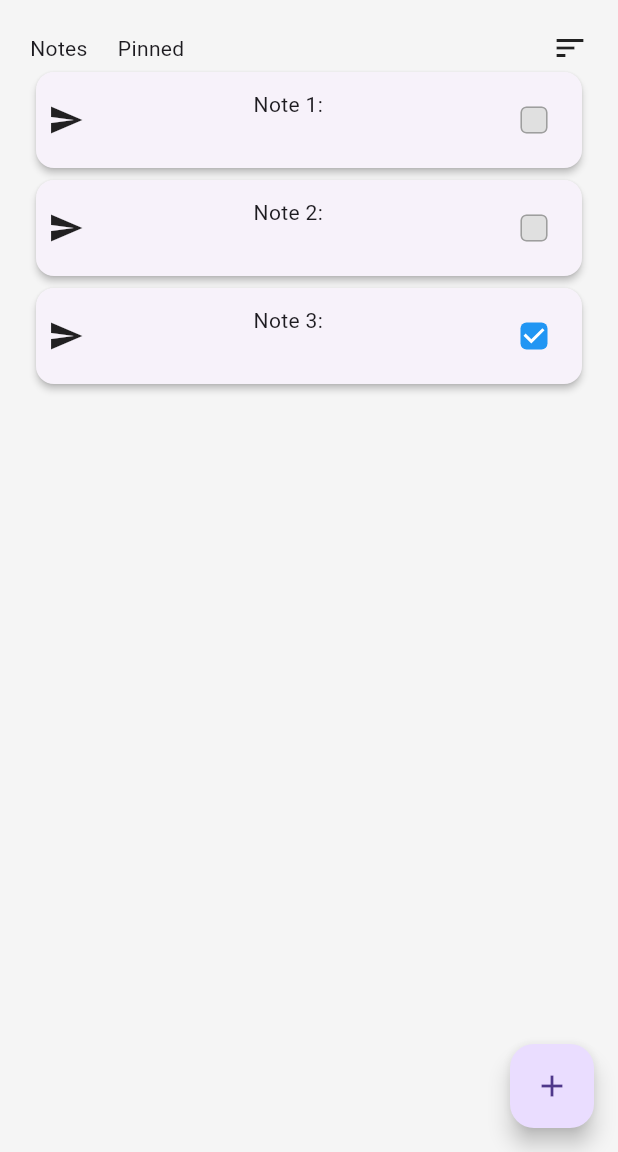
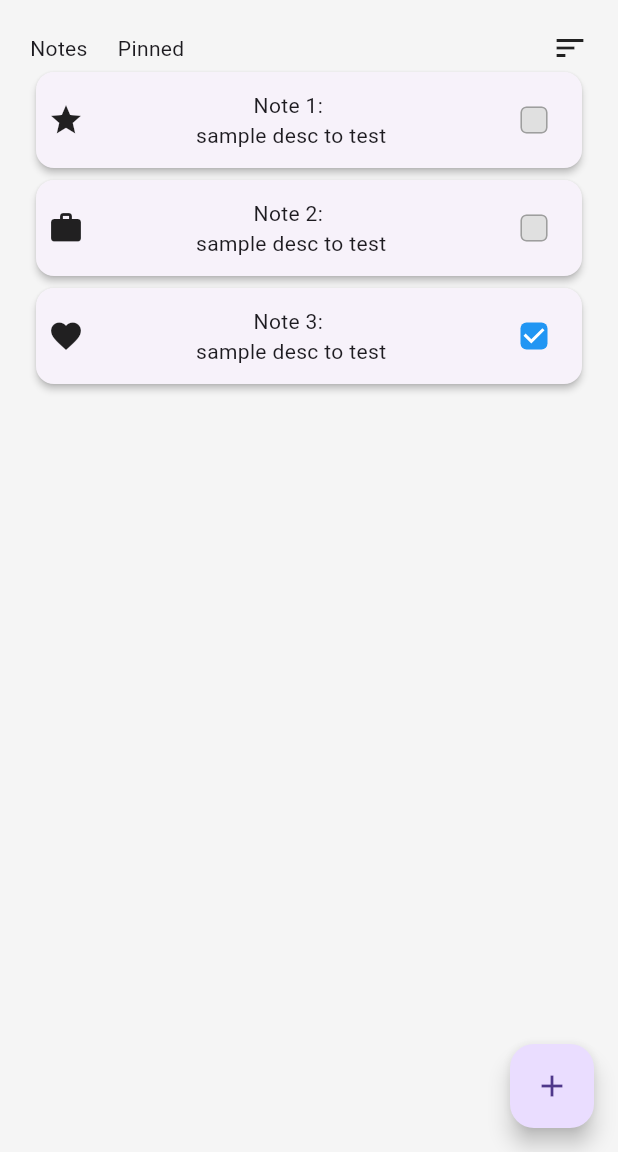
Before and after one commit to Mourad-Dellali/ToDO_List, a Flutter app: the screen it shows after launch, on a phone screen of 412 x 824 dp, the part 84-1236 px from its top. Run offline on Flutter 3.47's test engine with Material 3 defaults, Android fonts, the phone set to English and light mode, and no system bars.

Commit message:
resolved icons changing upon reload

```diff
--- a/lib/common/widgets/todo_tile.dart
+++ b/lib/common/widgets/todo_tile.dart
@@ -1,7 +1,7 @@
 import 'package:demo_todo_list/util/constants/available_icons.dart';
 import 'package:demo_todo_list/util/constants/sizes.dart';
 import 'package:flutter/material.dart';
-import 'dart:math';
+
 
 
 class TodoTile extends StatelessWidget {
@@ -16,17 +16,13 @@ final Function(bool?)? onChanged;
   required this.taskCompleted,
   required this.onChanged,
   this.taskDesc="",
-  this.taskIcon});
+  this.taskIcon,});
 
 
   @override
   Widget build(BuildContext context) {
-    final random = Random();
-int min = 0;
-int max = AvailableIcons.availableIcons.length;
-int randomInt = min + random.nextInt(max - min);
+    final Icon displayIcon = taskIcon ?? Icon(AvailableIcons.availableIcons[0]);
     return Card(
-
       elevation: TSizes.cardElevation,
       shape: RoundedRectangleBorder(
     borderRadius: BorderRadius.circular(TSizes.cardRadiusMd),
@@ -37,8 +33,9 @@ Padding(
   child: Row(
     mainAxisAlignment: MainAxisAlignment.spaceBetween,
     children: [
-    taskIcon ?? Icon(AvailableIcons.availableIcons[randomInt]),
+    displayIcon,
     Column(
+      mainAxisAlignment: MainAxisAlignment.spaceEvenly,
       children: [
         Text(taskTitle),
         Text(taskDesc)
--- a/lib/pages/to_do.dart
+++ b/lib/pages/to_do.dart
@@ -2,6 +2,7 @@
 import 'package:demo_todo_list/common/widgets/appbar.dart';
 import 'package:demo_todo_list/common/widgets/createnewtask_dialog.dart';
 import 'package:demo_todo_list/common/widgets/todo_tile.dart';
+import 'package:demo_todo_list/util/constants/todotasks.dart';
 import 'package:flutter/material.dart';
 
 
@@ -14,14 +15,10 @@ class ToDo extends StatefulWidget {
 }
 
 class _ToDoState extends State<ToDo> {
-  List toDoTasks= [
-    ["Note 1: ","" ,false],
-    ["Note 2: ","" ,false] ,
-    ["Note 3: ","", true]// default notes
-  ];
+
 void checkboxChanged (bool? value, int index) {
 setState(() {
-  toDoTasks[index][2]=!toDoTasks[index][2];
+  Todotasks.toDoTasks[index][2]=!Todotasks.toDoTasks[index][2];
 });
 
 }
@@ -59,12 +56,13 @@ void createNewTask () {
             ),
             Expanded(
               child: ListView.builder(
-                itemCount: toDoTasks.length,
+                itemCount: Todotasks.toDoTasks.length,
                 itemBuilder: (context,index){
                   return TodoTile(
-                    taskTitle: toDoTasks[index][0],
-                    taskDesc: toDoTasks[index][1],
-                    taskCompleted: toDoTasks[index][2],
+                    taskTitle: Todotasks.toDoTasks[index][0],
+                    taskDesc: Todotasks.toDoTasks[index][1],
+                    taskCompleted: Todotasks.toDoTasks[index][2],
+                    taskIcon: Todotasks.toDoTasks[index][3],
                     onChanged:(value) => checkboxChanged(value,index),
                   );
                 },
--- /dev/null
+++ b/lib/util/constants/todotasks.dart
@@ -0,0 +1,12 @@
+import 'package:demo_todo_list/util/constants/available_icons.dart';
+import 'package:flutter/material.dart';
+
+
+class Todotasks {
+  Todotasks._();
+  static List toDoTasks= [
+    ["Note 1: ","sample desc to test" ,false,Icon(AvailableIcons.availableIcons[0])],
+    ["Note 2: ","sample desc to test" ,false,Icon(AvailableIcons.availableIcons[2])] ,
+    ["Note 3: ","sample desc to test", true,Icon(AvailableIcons.availableIcons[3])]// default notes
+  ];
+  }
```
